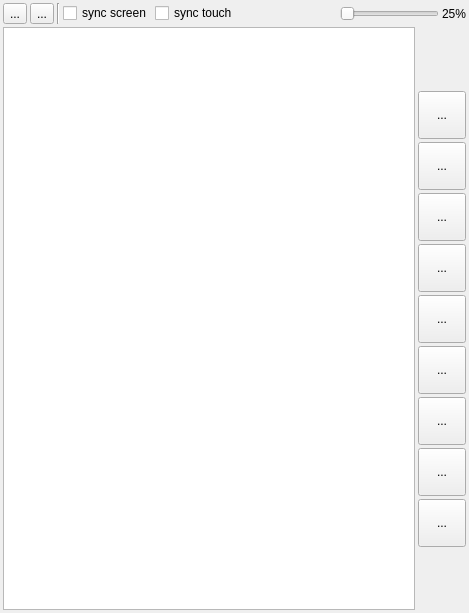
The window that cdeviceeditform.ui (LeZheng/Canary-Adb) describes before a commit, drawn with Qt 5.
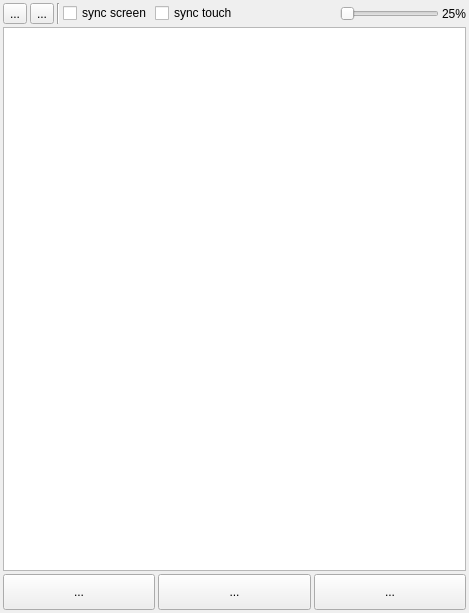
The same window after the commit. Icons and pictures are not drawn.

Commit message: 修改交互

Diff of the .ui file:
```diff
--- a/cdeviceeditform.ui
+++ b/cdeviceeditform.ui
@@ -29,306 +29,7 @@
    <property name="spacing">
     <number>3</number>
    </property>
-   <item row="1" column="1">
-    <layout class="QVBoxLayout" name="verticalLayout">
-     <item>
-      <spacer name="verticalSpacer">
-       <property name="orientation">
-        <enum>Qt::Vertical</enum>
-       </property>
-       <property name="sizeHint" stdset="0">
-        <size>
-         <width>20</width>
-         <height>40</height>
-        </size>
-       </property>
-      </spacer>
-     </item>
-     <item>
-      <widget class="QToolButton" name="powerButton">
-       <property name="minimumSize">
-        <size>
-         <width>48</width>
-         <height>48</height>
-        </size>
-       </property>
-       <property name="maximumSize">
-        <size>
-         <width>48</width>
-         <height>48</height>
-        </size>
-       </property>
-       <property name="text">
-        <string>...</string>
-       </property>
-       <property name="icon">
-        <iconset>
-         <normalon>:/img/key_power</normalon>
-        </iconset>
-       </property>
-       <property name="iconSize">
-        <size>
-         <width>48</width>
-         <height>48</height>
-        </size>
-       </property>
-      </widget>
-     </item>
-     <item>
-      <widget class="QToolButton" name="menuButton">
-       <property name="minimumSize">
-        <size>
-         <width>48</width>
-         <height>48</height>
-        </size>
-       </property>
-       <property name="maximumSize">
-        <size>
-         <width>48</width>
-         <height>48</height>
-        </size>
-       </property>
-       <property name="text">
-        <string>...</string>
-       </property>
-       <property name="icon">
-        <iconset resource="canary-img.qrc">
-         <normaloff>:/img/key_menu</normaloff>:/img/key_menu</iconset>
-       </property>
-       <property name="iconSize">
-        <size>
-         <width>48</width>
-         <height>48</height>
-        </size>
-       </property>
-      </widget>
-     </item>
-     <item>
-      <widget class="QToolButton" name="homeButton">
-       <property name="minimumSize">
-        <size>
-         <width>48</width>
-         <height>48</height>
-        </size>
-       </property>
-       <property name="maximumSize">
-        <size>
-         <width>48</width>
-         <height>48</height>
-        </size>
-       </property>
-       <property name="text">
-        <string>...</string>
-       </property>
-       <property name="icon">
-        <iconset>
-         <normalon>:/img/key_home</normalon>
-        </iconset>
-       </property>
-       <property name="iconSize">
-        <size>
-         <width>48</width>
-         <height>48</height>
-        </size>
-       </property>
-      </widget>
-     </item>
-     <item>
-      <widget class="QToolButton" name="goBackButton">
-       <property name="minimumSize">
-        <size>
-         <width>48</width>
-         <height>48</height>
-        </size>
-       </property>
-       <property name="maximumSize">
-        <size>
-         <width>48</width>
-         <height>48</height>
-        </size>
-       </property>
-       <property name="text">
-        <string>...</string>
-       </property>
-       <property name="icon">
-        <iconset>
-         <normalon>:/img/key_back</normalon>
-        </iconset>
-       </property>
-       <property name="iconSize">
-        <size>
-         <width>48</width>
-         <height>48</height>
-        </size>
-       </property>
-      </widget>
-     </item>
-     <item>
-      <widget class="QToolButton" name="volumeHighButton">
-       <property name="minimumSize">
-        <size>
-         <width>48</width>
-         <height>48</height>
-        </size>
-       </property>
-       <property name="maximumSize">
-        <size>
-         <width>48</width>
-         <height>48</height>
-        </size>
-       </property>
-       <property name="text">
-        <string>...</string>
-       </property>
-       <property name="icon">
-        <iconset>
-         <normalon>:/img/volume_high</normalon>
-        </iconset>
-       </property>
-       <property name="iconSize">
-        <size>
-         <width>48</width>
-         <height>48</height>
-        </size>
-       </property>
-      </widget>
-     </item>
-     <item>
-      <widget class="QToolButton" name="volumeLowButton">
-       <property name="minimumSize">
-        <size>
-         <width>48</width>
-         <height>48</height>
-        </size>
-       </property>
-       <property name="maximumSize">
-        <size>
-         <width>48</width>
-         <height>48</height>
-        </size>
-       </property>
-       <property name="text">
-        <string>...</string>
-       </property>
-       <property name="icon">
-        <iconset>
-         <normalon>:/img/volume_low</normalon>
-        </iconset>
-       </property>
-       <property name="iconSize">
-        <size>
-         <width>48</width>
-         <height>48</height>
-        </size>
-       </property>
-      </widget>
-     </item>
-     <item>
-      <widget class="QToolButton" name="volumeMuteButton">
-       <property name="minimumSize">
-        <size>
-         <width>48</width>
-         <height>48</height>
-        </size>
-       </property>
-       <property name="maximumSize">
-        <size>
-         <width>48</width>
-         <height>48</height>
-        </size>
-       </property>
-       <property name="text">
-        <string>...</string>
-       </property>
-       <property name="icon">
-        <iconset>
-         <normalon>:/img/volume_muted</normalon>
-        </iconset>
-       </property>
-       <property name="iconSize">
-        <size>
-         <width>48</width>
-         <height>48</height>
-        </size>
-       </property>
-      </widget>
-     </item>
-     <item>
-      <widget class="QToolButton" name="screenOnButton">
-       <property name="minimumSize">
-        <size>
-         <width>48</width>
-         <height>48</height>
-        </size>
-       </property>
-       <property name="maximumSize">
-        <size>
-         <width>48</width>
-         <height>48</height>
-        </size>
-       </property>
-       <property name="text">
-        <string>...</string>
-       </property>
-       <property name="icon">
-        <iconset>
-         <normalon>:/img/turn_on_screen</normalon>
-        </iconset>
-       </property>
-       <property name="iconSize">
-        <size>
-         <width>48</width>
-         <height>48</height>
-        </size>
-       </property>
-      </widget>
-     </item>
-     <item>
-      <widget class="QToolButton" name="screenOffButton">
-       <property name="minimumSize">
-        <size>
-         <width>48</width>
-         <height>48</height>
-        </size>
-       </property>
-       <property name="maximumSize">
-        <size>
-         <width>48</width>
-         <height>48</height>
-        </size>
-       </property>
-       <property name="text">
-        <string>...</string>
-       </property>
-       <property name="icon">
-        <iconset>
-         <normalon>:/img/turn_off_screen</normalon>
-        </iconset>
-       </property>
-       <property name="iconSize">
-        <size>
-         <width>48</width>
-         <height>48</height>
-        </size>
-       </property>
-      </widget>
-     </item>
-     <item>
-      <spacer name="verticalSpacer_2">
-       <property name="orientation">
-        <enum>Qt::Vertical</enum>
-       </property>
-       <property name="sizeHint" stdset="0">
-        <size>
-         <width>20</width>
-         <height>40</height>
-        </size>
-       </property>
-      </spacer>
-     </item>
-    </layout>
-   </item>
-   <item row="0" column="0" colspan="2">
+   <item row="0" column="0" colspan="3">
     <layout class="QHBoxLayout" name="horizontalLayout">
      <property name="spacing">
       <number>3</number>
@@ -416,7 +117,114 @@
      </item>
     </layout>
    </item>
-   <item row="1" column="0">
+   <item row="2" column="0">
+    <widget class="QToolButton" name="goBackButton">
+     <property name="sizePolicy">
+      <sizepolicy hsizetype="Preferred" vsizetype="Fixed">
+       <horstretch>0</horstretch>
+       <verstretch>0</verstretch>
+      </sizepolicy>
+     </property>
+     <property name="minimumSize">
+      <size>
+       <width>48</width>
+       <height>36</height>
+      </size>
+     </property>
+     <property name="maximumSize">
+      <size>
+       <width>10000</width>
+       <height>36</height>
+      </size>
+     </property>
+     <property name="text">
+      <string>...</string>
+     </property>
+     <property name="icon">
+      <iconset>
+       <normalon>:/img/key_back</normalon>
+      </iconset>
+     </property>
+     <property name="iconSize">
+      <size>
+       <width>48</width>
+       <height>48</height>
+      </size>
+     </property>
+    </widget>
+   </item>
+   <item row="2" column="1">
+    <widget class="QToolButton" name="homeButton">
+     <property name="sizePolicy">
+      <sizepolicy hsizetype="Preferred" vsizetype="Fixed">
+       <horstretch>0</horstretch>
+       <verstretch>0</verstretch>
+      </sizepolicy>
+     </property>
+     <property name="minimumSize">
+      <size>
+       <width>48</width>
+       <height>36</height>
+      </size>
+     </property>
+     <property name="maximumSize">
+      <size>
+       <width>10000</width>
+       <height>36</height>
+      </size>
+     </property>
+     <property name="text">
+      <string>...</string>
+     </property>
+     <property name="icon">
+      <iconset>
+       <normalon>:/img/key_home</normalon>
+      </iconset>
+     </property>
+     <property name="iconSize">
+      <size>
+       <width>48</width>
+       <height>48</height>
+      </size>
+     </property>
+    </widget>
+   </item>
+   <item row="2" column="2">
+    <widget class="QToolButton" name="menuButton">
+     <property name="sizePolicy">
+      <sizepolicy hsizetype="Preferred" vsizetype="Fixed">
+       <horstretch>0</horstretch>
+       <verstretch>0</verstretch>
+      </sizepolicy>
+     </property>
+     <property name="minimumSize">
+      <size>
+       <width>48</width>
+       <height>36</height>
+      </size>
+     </property>
+     <property name="maximumSize">
+      <size>
+       <width>10000</width>
+       <height>36</height>
+      </size>
+     </property>
+     <property name="text">
+      <string>...</string>
+     </property>
+     <property name="icon">
+      <iconset resource="canary-img.qrc">
+       <normaloff>:/img/key_menu</normaloff>:/img/key_menu</iconset>
+     </property>
+     <property name="iconSize">
+      <size>
+       <width>48</width>
+       <height>48</height>
+      </size>
+     </property>
+    </widget>
+   </item>
+   <item row="1" column="0" colspan="3">
     <widget class="QGraphicsView" name="graphicsView">
      <property name="contextMenuPolicy">
       <enum>Qt::CustomContextMenu</enum>
```
Left out of the diff: 72 changed lines with no effect on the pictures. The commit also changes 1 other file.
